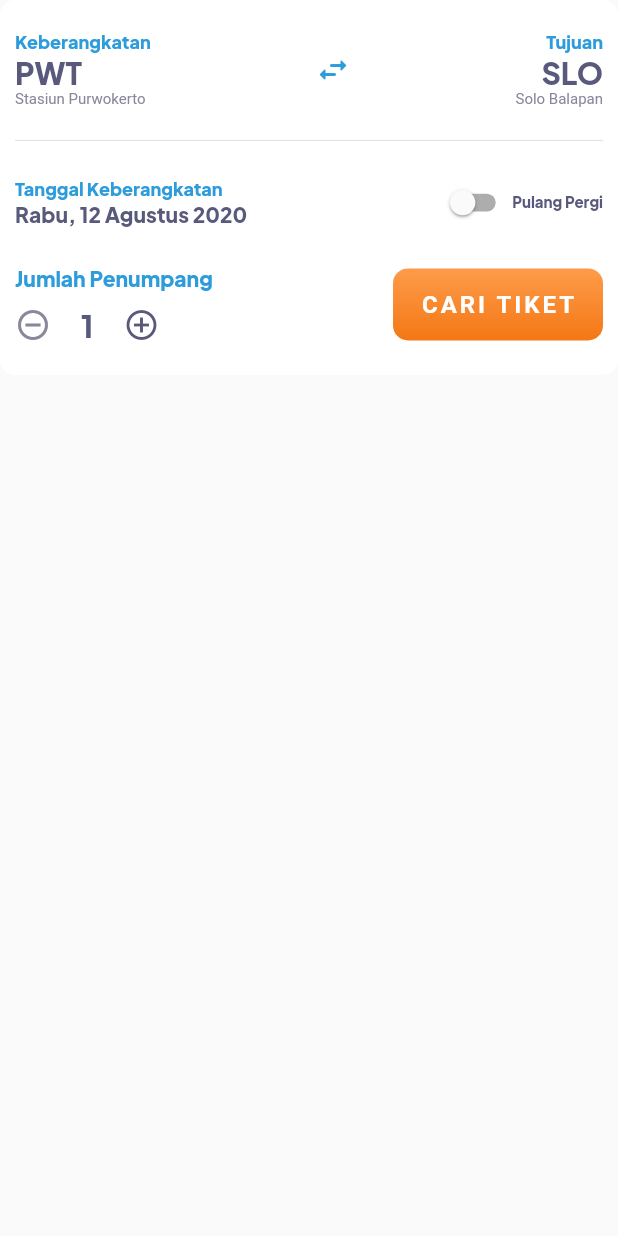
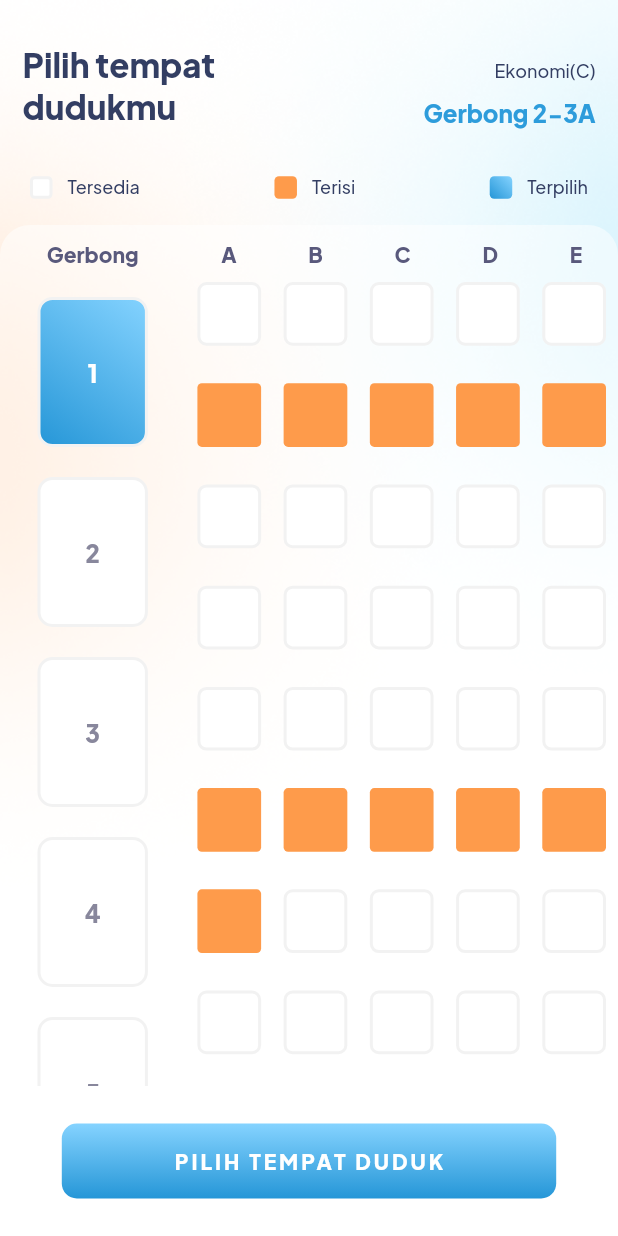
Before and after one commit to JoulePhi/train_ticket, a Flutter app: the TicketCardView widget shown alone on an empty page, opened directly, after a tap on "CARI TIKET", on a phone screen of 412 x 824 dp. Run offline on Flutter 3.47's test engine with Material 2 defaults, Android fonts, the phone set to English and light mode, and no system bars; our stand-ins replace flutter_svg, get; Roboto replaces fonts that are missing (Jkt-Regular).

Commit message:
Select Kursi Beres

```diff
--- a/lib/app/data/images/app_images.dart
+++ b/lib/app/data/images/app_images.dart
@@ -1,5 +1,6 @@
 abstract class AppImages {
   static const home3d = 'assets/images/7_Hand with fingers splayed_01.png';
-  static const bg = 'assets/images/Background.svg';
+  static const bg = 'assets/images/Background.png';
+  static const bg1 = 'assets/images/Background (1).png';
   static const news1 = 'assets/images/Group 58.png';
 }
--- a/lib/app/data/utils/app_colors.dart
+++ b/lib/app/data/utils/app_colors.dart
@@ -4,8 +4,11 @@ abstract class AppColors {
   static const darkPurple = Color(0xff59597C);
   static const deepPurple = Color(0xff333E63);
   static const lBlue = Color(0xff2D9CDB);
+  static const darkGrey = Color(0xff88879C);
+  static const lGrey = Color(0xffF2F2F2);
   static const grey = Color(0xff88879C);
   static const orange = Color(0xffF47814);
+  static const lOrange = Color(0xffFE9B4B);
   static const lTurquoise = Color.fromARGB(255, 179, 225, 252);
   static const darkBlue = Color(0xff2596D7);
   static const oGradient = LinearGradient(
--- a/lib/app/modules/home/views/home_view.dart
+++ b/lib/app/modules/home/views/home_view.dart
@@ -15,26 +15,28 @@ class HomeView extends GetView<HomeController> {
   @override
   Widget build(BuildContext context) {
     return Scaffold(
-        body: SafeArea(
-      child: Stack(
+        body: Stack(
       children: [
-          SvgPicture.asset(
-            AppImages.bg,
-            width: Get.width,
-            height: Get.height,
+        Container(
+          decoration: const BoxDecoration(
+            image: DecorationImage(
+                image: AssetImage(AppImages.bg), fit: BoxFit.fill),
           ),
-          Padding(
+        ),
+        SafeArea(
+          child: Padding(
             padding: const EdgeInsets.all(20),
-            child: SingleChildScrollView(
-              physics: const BouncingScrollPhysics(),
             child: Column(
               crossAxisAlignment: CrossAxisAlignment.start,
               children: [
-                  Utils.spaceV(20),
                 SvgPicture.asset(
                   AppIcons.burgerMenu,
                   height: 25,
                 ),
+                Expanded(
+                  child: SizedBox(
+                    child: ListView(
+                      children: [
                         Stack(
                           alignment: Alignment.topRight,
                           children: [
@@ -54,7 +56,8 @@ class HomeView extends GetView<HomeController> {
                                   width: Get.width / 2,
                                   child: Text(
                                     'Mau pergi ke mana hari ini?',
-                              style: Utils.tStyleBold(24, AppColors.darkPurple),
+                                    style: Utils.tStyleBold(
+                                        24, AppColors.darkPurple),
                                   ),
                                 ),
                                 Utils.spaceV(40),
@@ -113,6 +116,9 @@ class HomeView extends GetView<HomeController> {
                 ),
               ],
             ),
+          ),
+        ),
+      ],
     ));
   }
 }
--- a/lib/app/modules/home/views/ticket_card_view.dart
+++ b/lib/app/modules/home/views/ticket_card_view.dart
@@ -2,6 +2,7 @@ import 'package:flutter/material.dart';
 import 'package:kai_access/app/data/utils/app_colors.dart';
 import 'package:kai_access/app/data/utils/utils.dart';
 import 'package:get/get.dart';
+import 'package:kai_access/app/routes/app_pages.dart';
 
 class TicketCardView extends GetView {
   const TicketCardView({Key? key}) : super(key: key);
@@ -151,7 +152,9 @@ class TicketCardView extends GetView {
                   gradient: AppColors.oGradient,
                 ),
                 child: ElevatedButton(
-                  onPressed: () {},
+                  onPressed: () {
+                    Get.toNamed(Routes.SELECT_TICKET);
+                  },
                   style: ElevatedButton.styleFrom(
                     backgroundColor: Colors.transparent,
                     disabledForegroundColor: Colors.transparent,
--- /dev/null
+++ b/lib/app/modules/select_ticket/bindings/select_ticket_binding.dart
@@ -0,0 +1,12 @@
+import 'package:get/get.dart';
+
+import '../controllers/select_ticket_controller.dart';
+
+class SelectTicketBinding extends Bindings {
+  @override
+  void dependencies() {
+    Get.lazyPut<SelectTicketController>(
+      () => SelectTicketController(),
+    );
+  }
+}
--- /dev/null
+++ b/lib/app/modules/select_ticket/controllers/select_ticket_controller.dart
@@ -0,0 +1,61 @@
+import 'package:get/get.dart';
+
+class SelectTicketController extends GetxController {
+  var indexGerbong = 0.obs;
+  var indexKursi = 0.obs;
+
+  var gerbong = List.generate(10, (indexG) {
+    return List<Map<String, dynamic>>.generate(50, (indexK) {
+      if (indexG == 0) {
+        if (indexK >= 25 && indexK <= 30 || indexK >= 5 && indexK <= 9) {
+          return {'id': "ID-${indexG + 1}.${indexK + 1}", 'status': 'filled'};
+        } else {
+          return {
+            'id': "ID-${indexG + 1}.${indexK + 1}",
+            'status': 'available'
+          };
+        }
+      } else if (indexG == 1) {
+        if (indexK >= 40 && indexK <= 48 || indexK >= 27 && indexK <= 30) {
+          return {'id': "ID-${indexG + 1}.${indexK + 1}", 'status': 'filled'};
+        } else {
+          return {
+            'id': "ID-${indexG + 1}.${indexK + 1}",
+            'status': 'available'
+          };
+        }
+      } else {
+        if (indexK >= 12 && indexK <= 16 || indexK >= 32 && indexK <= 38) {
+          return {'id': "ID-${indexG + 1}.${indexK + 1}", 'status': 'filled'};
+        } else {
+          return {
+            'id': "ID-${indexG + 1}.${indexK + 1}",
+            'status': 'available'
+          };
+        }
+      }
+    });
+  }).obs;
+
+  void gantiGerbong(int newGerbong) {
+    indexGerbong.value = newGerbong;
+    gerbong.refresh();
+  }
+
+  void resetChair() {
+    for (var element in gerbong[indexGerbong.value]) {
+      if (element['status'] != 'filled') {
+        element.update('status', (value) => 'available');
+      }
+    }
+  }
+
+  void pilihKursi(int selectedChair) {
+    if (gerbong[indexGerbong.value][selectedChair]['status'] == 'available') {
+      resetChair();
+      gerbong[indexGerbong.value][selectedChair]
+          .update('status', (value) => 'selected');
+    }
+    gerbong.refresh();
+  }
+}
--- /dev/null
+++ b/lib/app/modules/select_ticket/views/select_ticket_view.dart
@@ -0,0 +1,332 @@
+import 'package:flutter/material.dart';
+
+import 'package:get/get.dart';
+import 'package:kai_access/app/data/images/app_images.dart';
+import 'package:kai_access/app/data/utils/app_colors.dart';
+import 'package:kai_access/app/data/utils/utils.dart';
+
+import '../controllers/select_ticket_controller.dart';
+
+class SelectTicketView extends GetView<SelectTicketController> {
+  const SelectTicketView({Key? key}) : super(key: key);
+  @override
+  Widget build(BuildContext context) {
+    return Scaffold(
+        body: Stack(
+      children: [
+        SizedBox(
+          width: Get.width,
+          height: Get.height,
+          child: Image.asset(
+            AppImages.bg1,
+            fit: BoxFit.cover,
+          ),
+        ),
+        Column(
+          children: [
+            SizedBox(
+              height: context.mediaQueryPadding.top,
+            ),
+            Container(
+              padding: const EdgeInsets.all(15),
+              height: 100,
+              child: Row(
+                mainAxisAlignment: MainAxisAlignment.spaceBetween,
+                crossAxisAlignment: CrossAxisAlignment.end,
+                children: [
+                  Text(
+                    'Pilih tempat\ndudukmu',
+                    style: Utils.tStyleBold(22, AppColors.deepPurple),
+                  ),
+                  Column(
+                    mainAxisAlignment: MainAxisAlignment.end,
+                    crossAxisAlignment: CrossAxisAlignment.end,
+                    children: [
+                      Text(
+                        'Ekonomi(C)',
+                        style: Utils.tStyleMedium(12, AppColors.deepPurple),
+                      ),
+                      Utils.spaceV(10),
+                      Text(
+                        'Gerbong 2-3A',
+                        style: Utils.tStyleBold(16, AppColors.lBlue),
+                      )
+                    ],
+                  )
+                ],
+              ),
+            ),
+            Container(
+              height: 50,
+              padding: const EdgeInsets.only(left: 20, right: 20),
+              child: Row(
+                mainAxisAlignment: MainAxisAlignment.spaceBetween,
+                children: [
+                  Row(
+                    children: [
+                      Container(
+                        width: 15,
+                        height: 15,
+                        decoration: BoxDecoration(
+                            color: Colors.white,
+                            borderRadius: BorderRadius.circular(3),
+                            border:
+                                Border.all(color: AppColors.lGrey, width: 2)),
+                      ),
+                      Utils.spaceH(10),
+                      Text(
+                        'Tersedia',
+                        style: Utils.tStyleMedium(12, AppColors.deepPurple),
+                      )
+                    ],
+                  ),
+                  Row(
+                    children: [
+                      Container(
+                        width: 15,
+                        height: 15,
+                        decoration: BoxDecoration(
+                            color: AppColors.lOrange,
+                            borderRadius: BorderRadius.circular(3)),
+                      ),
+                      Utils.spaceH(10),
+                      Text(
+                        'Terisi',
+                        style: Utils.tStyleMedium(12, AppColors.deepPurple),
+                      )
+                    ],
+                  ),
+                  Row(
+                    children: [
+                      Container(
+                        width: 15,
+                        height: 15,
+                        decoration: BoxDecoration(
+                            gradient: AppColors.bGradient,
+                            borderRadius: BorderRadius.circular(3)),
+                      ),
+                      Utils.spaceH(10),
+                      Text(
+                        'Terpilih',
+                        style: Utils.tStyleMedium(12, AppColors.deepPurple),
+                      )
+                    ],
+                  ),
+                ],
+              ),
+            ),
+            Expanded(
+              child: Container(
+                padding: const EdgeInsets.only(top: 10),
+                height: 100,
+                decoration: BoxDecoration(
+                  color: Colors.white.withOpacity(.5),
+                  borderRadius: const BorderRadius.only(
+                    topRight: Radius.circular(20),
+                    topLeft: Radius.circular(20),
+                  ),
+                ),
+                child: Row(
+                  children: [
+                    SizedBox(
+                      width: Get.width * .3,
+                      child: Column(
+                        children: [
+                          Text(
+                            'Gerbong',
+                            style: Utils.tStyleBold(14, AppColors.darkPurple),
+                          ),
+                          Utils.spaceV(10),
+                          Expanded(
+                            child: SizedBox(
+                              child: ListView.builder(
+                                itemCount: controller.gerbong.length,
+                                itemBuilder: ((context, index) {
+                                  return Padding(
+                                      padding: const EdgeInsets.symmetric(
+                                          horizontal: 25, vertical: 10),
+                                      child: Obx(
+                                        () => GestureDetector(
+                                          onTap: () {
+                                            controller.indexGerbong.value =
+                                                index;
+                                          },
+                                          child: Container(
+                                            width: Get.width * .1,
+                                            height: 100,
+                                            decoration: controller
+                                                        .indexGerbong.value !=
+                                                    index
+                                                ? BoxDecoration(
+                                                    color: Colors.white,
+                                                    border: Border.all(
+                                                        color: AppColors.lGrey,
+                                                        width: 2),
+                                                    borderRadius:
+                                                        BorderRadius.circular(
+                                                            10),
+                                                  )
+                                                : BoxDecoration(
+                                                    gradient:
+                                                        AppColors.bGradient,
+                                                    border: Border.all(
+                                                        color: AppColors.lGrey,
+                                                        width: 2),
+                                                    borderRadius:
+                                                        BorderRadius.circular(
+                                                            10),
+                                                  ),
+                                            child: Center(
+                                              child: Text(
+                                                '${index + 1}',
+                                                style: controller.indexGerbong
+                                                            .value ==
+                                                        index
+                                                    ? Utils.tStyleBold(
+                                                        16, Colors.white)
+                                                    : Utils.tStyleBold(
+                                                        16, AppColors.darkGrey),
+                                              ),
+                                            ),
+                                          ),
+                                        ),
+                                      ));
+                                }),
+                              ),
+                            ),
+                          )
+                        ],
+                      ),
+                    ),
+                    SizedBox(
+                      width: Get.width * .7,
+                      child: Column(
+                        children: [
+                          Row(
+                            mainAxisAlignment: MainAxisAlignment.spaceAround,
+                            children: [
+                              Text(
+                                'A',
+                                style:
+                                    Utils.tStyleBold(14, AppColors.darkPurple),
+                              ),
+                              Text(
+                                'B',
+                                style:
+                                    Utils.tStyleBold(14, AppColors.darkPurple),
+                              ),
+                              Text(
+                                'C',
+                                style:
+                                    Utils.tStyleBold(14, AppColors.darkPurple),
+                              ),
+                              Text(
+                                'D',
+                                style:
+                                    Utils.tStyleBold(14, AppColors.darkPurple),
+                              ),
+                              Text(
+                                'E',
+                                style:
+                                    Utils.tStyleBold(14, AppColors.darkPurple),
+                              ),
+                            ],
+                          ),
+                          Utils.spaceV(10),
+                          Expanded(
+                            child: Container(
+                                padding:
+                                    const EdgeInsets.symmetric(horizontal: 8),
+                                child: Obx(
+                                  () => GridView.builder(
+                                    itemCount: controller
+                                        .gerbong[controller.indexGerbong.value]
+                                        .length,
+                                    gridDelegate:
+                                        const SliverGridDelegateWithFixedCrossAxisCount(
+                                      crossAxisCount: 5,
+                                      crossAxisSpacing: 15,
+                                      mainAxisSpacing: 25,
+                                    ),
+                                    itemBuilder: ((context, index) {
+                                      return GestureDetector(
+                                        onTap: () {
+                                          controller.pilihKursi(index);
+                                        },
+                                        child: Container(
+                                            width: 40,
+                                            height: 40,
+                                            decoration: controller.gerbong[controller
+                                                            .indexGerbong.value]
+                                                        [index]['status'] ==
+                                                    'available'
+                                                ? BoxDecoration(
+                                                    color: Colors.white,
+                                                    border: Border.all(
+                                                        color: AppColors.lGrey,
+                                                        width: 2),
+                                                    borderRadius:
+                                                        BorderRadius.circular(
+                                                            6),
+                                                  )
+                                                : (controller.gerbong[controller
+                                                                .indexGerbong
+                                                                .value][index]
+                                                            ['status'] ==
+                                                        'selected')
+                                                    ? BoxDecoration(
+                                                        gradient:
+                                                            AppColors.bGradient,
+                                                        borderRadius:
+                                                            BorderRadius
+                                                                .circular(6),
+                                                      )
+                                                    : BoxDecoration(
+                                                        color:
+                                                            AppColors.lOrange,
+                                                        borderRadius:
+                                                            BorderRadius.circular(3))),
+                                      );
+                                    }),
+                                  ),
+                                )),
+                          )
+                        ],
+                      ),
+                    )
+                  ],
+                ),
+              ),
+            ),
+            SizedBox(
+              height: 100,
+              child: Center(
+                child: Container(
+                  width: Get.width * .8,
+                  height: 50,
+                  decoration: BoxDecoration(
+                      gradient: const LinearGradient(
+                        begin: Alignment.topCenter,
+                        end: Alignment.bottomCenter,
+                        colors: [Color(0xff85D3FF), Color(0xff2596D7)],
+                      ),
+                      borderRadius: BorderRadius.circular(10)),
+                  child: const Center(
+                    child: Text(
+                      'PILIH TEMPAT DUDUK',
+                      style: TextStyle(
+                          fontFamily: 'Jkt-ExtraBold',
+                          fontSize: 14,
+                          color: Colors.white,
+                          letterSpacing: 2),
+                    ),
+                  ),
+                ),
+              ),
+            ),
+          ],
+        ),
+      ],
+    ));
+  }
+}
--- a/lib/app/routes/app_pages.dart
+++ b/lib/app/routes/app_pages.dart
@@ -2,6 +2,8 @@ import 'package:get/get.dart';
 
 import '../modules/home/bindings/home_binding.dart';
 import '../modules/home/views/home_view.dart';
+import '../modules/select_ticket/bindings/select_ticket_binding.dart';
+import '../modules/select_ticket/views/select_ticket_view.dart';
 
 part 'app_routes.dart';
 
@@ -16,5 +18,10 @@ class AppPages {
       page: () => const HomeView(),
       binding: HomeBinding(),
     ),
+    GetPage(
+      name: _Paths.SELECT_TICKET,
+      page: () => const SelectTicketView(),
+      binding: SelectTicketBinding(),
+    ),
   ];
 }
--- a/lib/app/routes/app_routes.dart
+++ b/lib/app/routes/app_routes.dart
@@ -4,9 +4,11 @@ part of 'app_pages.dart';
 abstract class Routes {
   Routes._();
   static const HOME = _Paths.HOME;
+  static const SELECT_TICKET = _Paths.SELECT_TICKET;
 }
 
 abstract class _Paths {
   _Paths._();
   static const HOME = '/home';
+  static const SELECT_TICKET = '/select-ticket';
 }
```
Also changed, not shown: assets/images/Background (1).png (added), assets/images/Background.png (added). Lines whose indentation alone changed are shown as unchanged.
